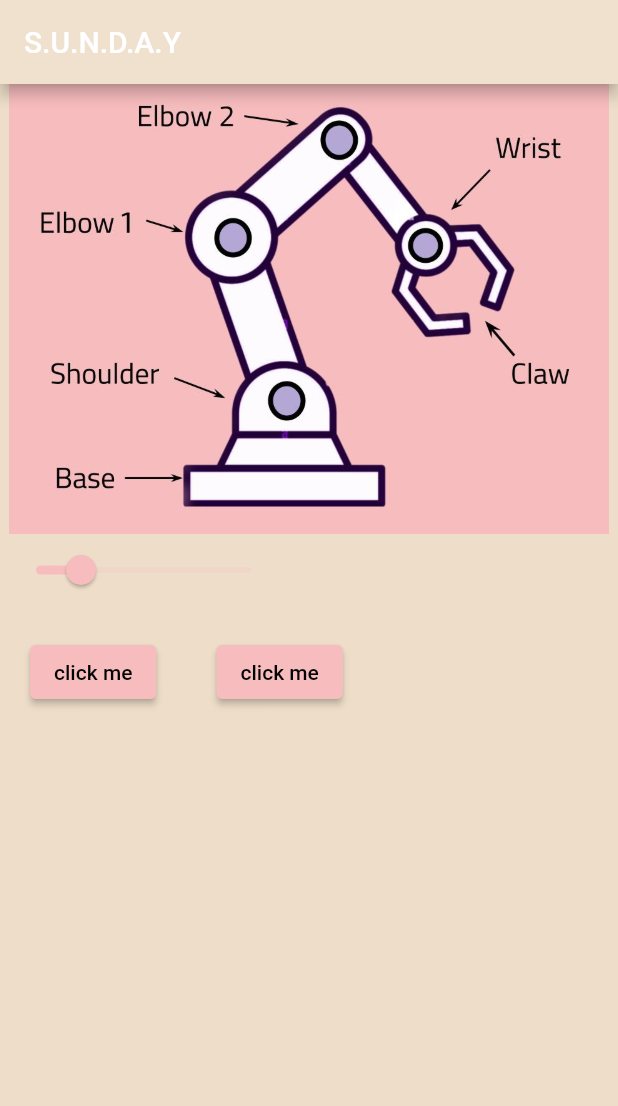
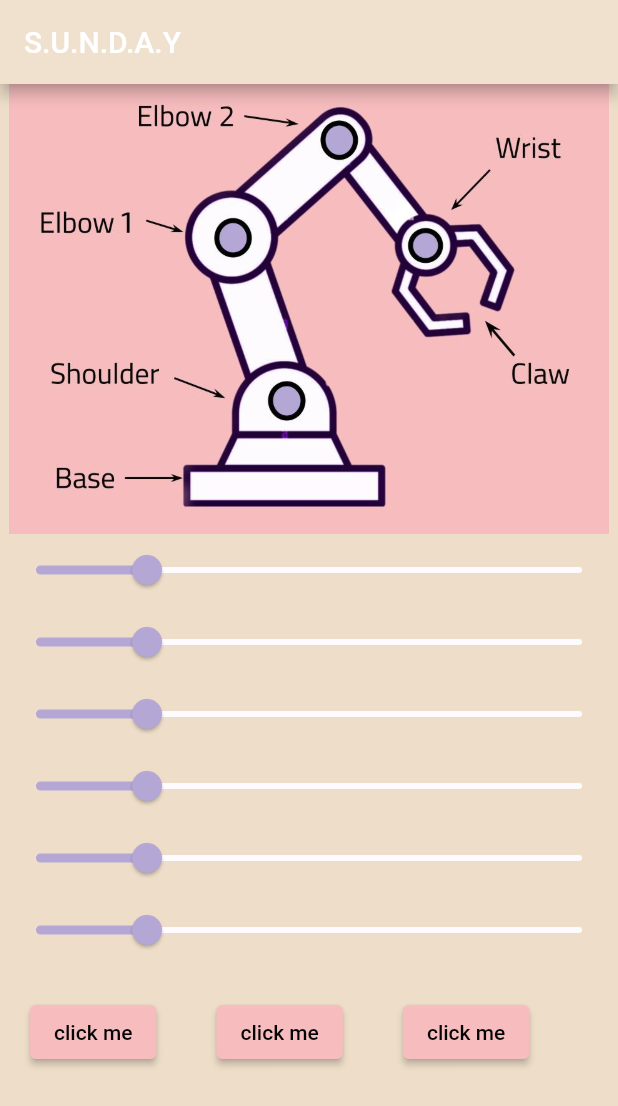
Before and after one commit to Kgo222/Technical_22-23, a Flutter app: the screen it shows after launch, on a phone screen of 412 x 824 dp. Shown: the top 1106 px of the screen. Run offline on Flutter 3.47's test engine with Material 2 defaults, Android fonts, the phone set to English and light mode, and no system bars.

Commit message:
finished slider format

```diff
--- a/arm_control_flutter/lib/homepage.dart
+++ b/arm_control_flutter/lib/homepage.dart
@@ -13,7 +13,12 @@ class HomePage extends StatefulWidget {
 }
 class _HomePageState extends State<HomePage> {
 
-  double _currentSliderValue = 20;
+  double _currentSliderValue1 = 20;
+  double _currentSliderValue2 = 20;
+  double _currentSliderValue3 = 20;
+  double _currentSliderValue4 = 20;
+  double _currentSliderValue5 = 20;
+  double _currentSliderValue6 = 20;
   void _incrementCounter() {
     setState(() {
       // This call to setState tells the Flutter framework that something has
@@ -67,24 +72,117 @@ class _HomePageState extends State<HomePage> {
               height: 300,
               fit: BoxFit.contain,
             ),
-            Row(
+            Row( //slider 1
               children:[
-                Slider(
-                  value: _currentSliderValue,
+                Expanded(
+                child: Slider( //Slider 1
+                  value: _currentSliderValue1,
                   max: 100,
                   divisions: 100,
-                  label: _currentSliderValue.round().toString(),
+                  label: _currentSliderValue1.round().toString(),
+                  activeColor: AppColors.purple,
+                  inactiveColor: AppColors.cream,
                   onChanged: (double value) {
                     setState(() {
-                      _currentSliderValue = value;
+                      _currentSliderValue1 = value;
                     });
                   },
-               ),
+               )),
+              ],
+            ),
+            Row( // Slider 2
+              children:[
+                Expanded(
+                    child: Slider(
+                      value: _currentSliderValue2,
+                      max: 100,
+                      divisions: 100,
+                      label: _currentSliderValue2.round().toString(),
+                      activeColor: AppColors.purple,
+                      inactiveColor: AppColors.cream,
+                      onChanged: (double value) {
+                        setState(() {
+                          _currentSliderValue2 = value;
+                        });
+                      },
+                    )),
+              ],
+            ),
+            Row( //slider 3
+              children:[
+                Expanded(
+                    child: Slider(
+                      value: _currentSliderValue3,
+                      max: 100,
+                      divisions: 100,
+                      label: _currentSliderValue3.round().toString(),
+                      activeColor: AppColors.purple,
+                      inactiveColor: AppColors.cream,
+                      onChanged: (double value) {
+                        setState(() {
+                          _currentSliderValue3 = value;
+                        });
+                      },
+                    )),
+              ],
+            ),
+            Row( //slider 4
+              children:[
+                Expanded(
+                    child: Slider(
+                      value: _currentSliderValue4,
+                      max: 100,
+                      divisions: 100,
+                      label: _currentSliderValue4.round().toString(),
+                      activeColor: AppColors.purple,
+                      inactiveColor: AppColors.cream,
+                      onChanged: (double value) {
+                        setState(() {
+                          _currentSliderValue4 = value;
+                        });
+                      },
+                    )),
+              ],
+            ),
+            Row( //Slider 5
+              children:[
+                Expanded(
+                    child: Slider(
+                      value: _currentSliderValue5,
+                      max: 100,
+                      divisions: 100,
+                      label: _currentSliderValue5.round().toString(),
+                      activeColor: AppColors.purple,
+                      inactiveColor: AppColors.cream,
+                      onChanged: (double value) {
+                        setState(() {
+                          _currentSliderValue5 = value;
+                        });
+                      },
+                    )),
+              ],
+            ),
+            Row( //slider 6
+              children:[
+                Expanded(
+                    child: Slider(
+                      value: _currentSliderValue6,
+                      max: 100,
+                      divisions: 100,
+                      label: _currentSliderValue6.round().toString(),
+                      activeColor: AppColors.purple,
+                      inactiveColor: AppColors.cream,
+                      onChanged: (double value) {
+                        setState(() {
+                          _currentSliderValue6 = value;
+                        });
+                      },
+                    )),
               ],
             ),
             Row(
               children:[
-                Container(
+                Container( //Button 1
                   margin: EdgeInsets.all(20),
                   alignment: Alignment.center,
                   child: ElevatedButton(
@@ -94,7 +192,17 @@ class _HomePageState extends State<HomePage> {
                     },
                   ),
                 ),
-                Container(
+                Container( //Button 2
+                  alignment: Alignment.center,
+                  margin: EdgeInsets.all(20),
+                  child: ElevatedButton(
+                    child: Text("click me"),
+                    onPressed: () {
+                      print('you clicked me');
+                    },
+                  ),
+                ),
+                Container( //Button 3
                   alignment: Alignment.center,
                   margin: EdgeInsets.all(20),
                   child: ElevatedButton(
--- a/arm_control_flutter/lib/theme.dart
+++ b/arm_control_flutter/lib/theme.dart
@@ -8,9 +8,10 @@ import 'package:flutter/material.dart';
 class AppColors {
   // Flutter colors are RGB color codes prefixed with an opacity value.
   // The FF represents full opacity
-  static const purple = Color(0xB4A7D6FF);
+  static const purple = Color(0xFFB4A7D5);
   static const tan = Color(0xFFEEDEC9);
   static const pink = Color(0xFFF7BDBE);
+  static const cream = Color(0xFFFDFBFE);
 }
 
 ColorScheme colorScheme = const ColorScheme.dark(
```
